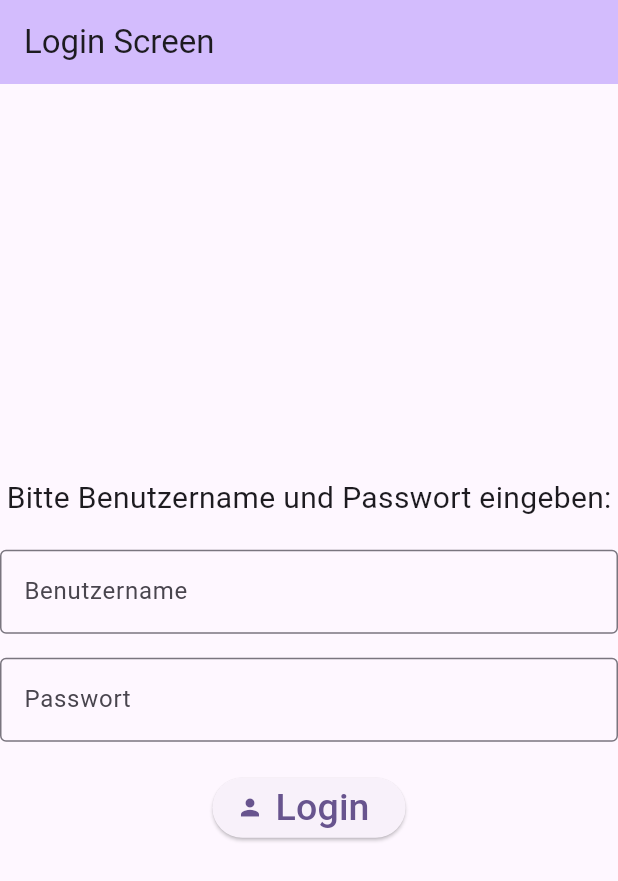
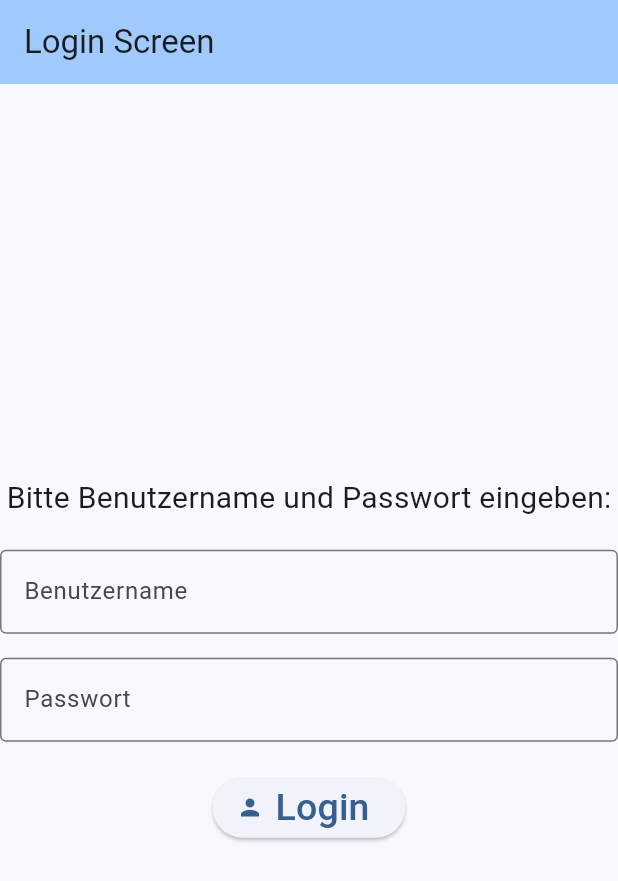
Before and after one commit to sarahthu/RLSApp, a Flutter app: the screen it shows after launch, on a phone screen of 412 x 824 dp. Shown: the top 881 px of the screen. Run offline on Flutter 3.47's test engine with Material 3 defaults, Android fonts, the phone set to English and light mode, and no system bars; our stand-ins replace table_calendar.

Commit message:
Farbschema auf blau geändert + bei Infos.screen.dart App Bar farbig gemacht

```diff
--- a/patient_app/flutterapp/lib/main.dart
+++ b/patient_app/flutterapp/lib/main.dart
@@ -14,7 +14,7 @@ class MyApp extends StatelessWidget {  //Der Code in MyApp richtet die gesamte A
         debugShowCheckedModeBanner: false, //macht das debug Banner oben rechts weg
         title: 'Patient App',
         theme: ThemeData(
-          colorScheme: ColorScheme.fromSeed(seedColor: Colors.deepPurple),
+          colorScheme: ColorScheme.fromSeed(seedColor: Colors.blue),
         ),
         home: LoginScreen(),
     );
--- a/patient_app/flutterapp/lib/screens/infos_screen.dart
+++ b/patient_app/flutterapp/lib/screens/infos_screen.dart
@@ -14,6 +14,7 @@ Future<void> openRlsWebsite() async {
     return Scaffold(
       appBar: AppBar(
         title: const Text('Informationen'),
+        backgroundColor: Theme.of(context).colorScheme.inversePrimary,
       ),
       body: SingleChildScrollView(
         padding: const EdgeInsets.all(16),
```
Also changed, not shown: patient_app/flutterapp/pubspec.lock, 5 other files.
